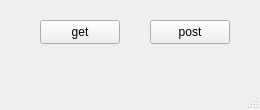
darkkeri/Bank-automat, file REST_API/mainwindow.ui: the form before one commit.
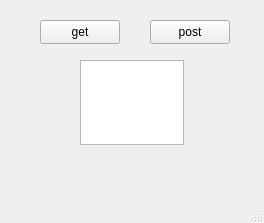
The form after the commit.

```diff
--- a/REST_API/mainwindow.ui
+++ b/REST_API/mainwindow.ui
@@ -6,8 +6,8 @@
    <rect>
     <x>0</x>
     <y>0</y>
-    <width>260</width>
-    <height>110</height>
+    <width>264</width>
+    <height>223</height>
    </rect>
   </property>
   <property name="windowTitle">
@@ -40,6 +40,16 @@
      <string>post</string>
     </property>
    </widget>
+   <widget class="QTextEdit" name="textEdit">
+    <property name="geometry">
+     <rect>
+      <x>80</x>
+      <y>60</y>
+      <width>104</width>
+      <height>85</height>
+     </rect>
+    </property>
+   </widget>
   </widget>
   <widget class="QMenuBar" name="menubar">
    <property name="geometry">
```
Left out of the diff: 8 changed lines with no effect on the pictures.
